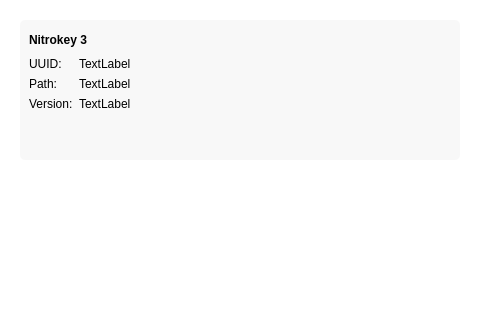
Before: the Qt Designer form nitrokeyapp/ui/overview_tab.ui in Nitrokey/nitrokey-app2, drawn with Qt 5; both pictures show x 0 to 500 and y 0 to 320 of the 500 by 477 pixel window.
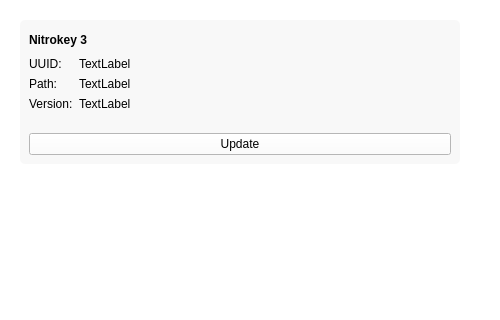
After: the same form once the commit is applied.

Commit message:
Move update button into OverviewTab
This patch moves the update button from Nk3Button into OverviewTab.
It also replaces the individual update buttons for each device that are
shown and hidden as the device selection is changed with a single
button that works on the currently activated device.

```diff
--- a/nitrokeyapp/ui/overview_tab.ui
+++ b/nitrokeyapp/ui/overview_tab.ui
@@ -229,7 +229,15 @@
            </spacer>
           </item>
           <item row="5" column="0" colspan="2">
-           <layout class="QHBoxLayout" name="buttonLayout_nk3"/>
+           <layout class="QHBoxLayout" name="buttonLayout_nk3">
+            <item>
+             <widget class="QPushButton" name="pushButtonUpdate">
+              <property name="text">
+               <string>Update</string>
+              </property>
+             </widget>
+            </item>
+           </layout>
           </item>
          </layout>
         </widget>
```
The commit also changes 3 other files.
